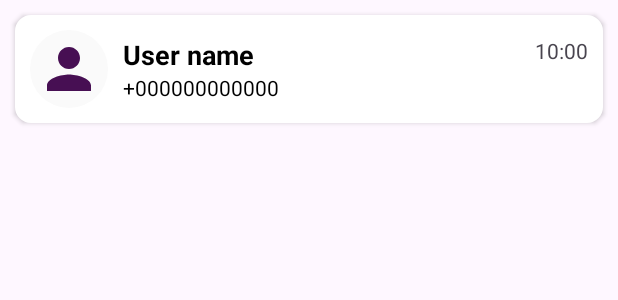
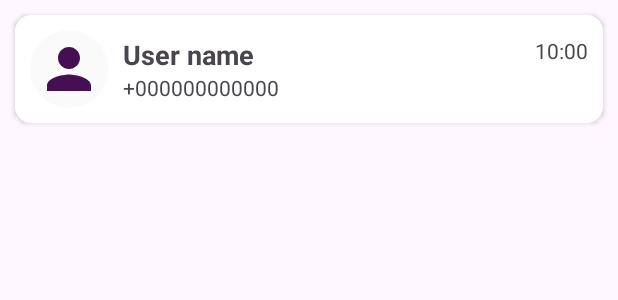
Before and after one commit to andrino25/PassionVentureV3, an Android app: the layout recent_chat_recycler_row.xml on its own in the app's theme, with its tools: preview values and no code run, on a phone screen of 412 x 824 dp. Shown: the top 300 px of the screen. Run offline under Robolectric (Android 15) with nearby library versions, the phone set to English and light mode, and no system bars.

Commit message:
FIXING Capital Letter Issue Search Activity

```diff
--- a/app/src/main/java/com/example/passionventure/SearchUserActivity.kt
+++ b/app/src/main/java/com/example/passionventure/SearchUserActivity.kt
@@ -38,7 +38,7 @@ class SearchUserActivity : AppCompatActivity() {
         }
 
         searchButton.setOnClickListener {
-            val searchTerm = searchInput.text.toString().trim().toLowerCase()
+            val searchTerm = searchInput.text.toString()
             if (searchTerm.isEmpty() || searchTerm.length < 3) {
                 searchInput.error = "Invalid Username"
                 return@setOnClickListener
--- a/app/src/main/java/com/example/passionventure/model/UserModel.kt
+++ b/app/src/main/java/com/example/passionventure/model/UserModel.kt
@@ -1,6 +1,7 @@
 package com.example.passionventure.model
 
 import com.google.firebase.Timestamp
+
 
 data class UserModel(
     var contact: String? = null,
@@ -8,5 +9,6 @@ data class UserModel(
     var createdTimestamp: Timestamp? = null,
     var userId: String? = null,
     val isCurrentUser: Boolean = false,
-    var fcmToken: String? = null
+    var fcmToken: String? = null,
+    var profilePicUrl: String = ""
 )
--- a/app/src/main/java/com/example/passionventure/utils/AndroidUtil.kt
+++ b/app/src/main/java/com/example/passionventure/utils/AndroidUtil.kt
@@ -25,6 +25,5 @@ class AndroidUtil {
             return userModel
         }
 
-
     }
 }
--- a/app/src/main/res/layout/recent_chat_recycler_row.xml
+++ b/app/src/main/res/layout/recent_chat_recycler_row.xml
@@ -28,7 +28,6 @@
                 tools:text="User name"
                 android:textSize="18sp"
                 android:textStyle="bold"
-                android:textColor="@color/black"
                 android:id="@+id/user_name_text"/>
             <TextView
                 android:layout_width="wrap_content"
@@ -43,7 +42,6 @@
             android:layout_width="wrap_content"
             android:layout_height="wrap_content"
             tools:text="+000000000000"
-            android:textColor="@color/black"
             android:id="@+id/last_message_text"/>
     </LinearLayout>
 </LinearLayout>
```
Also changed, not shown: app/src/main/res/layout/fragment_chat.xml (+3 -4 lines).
